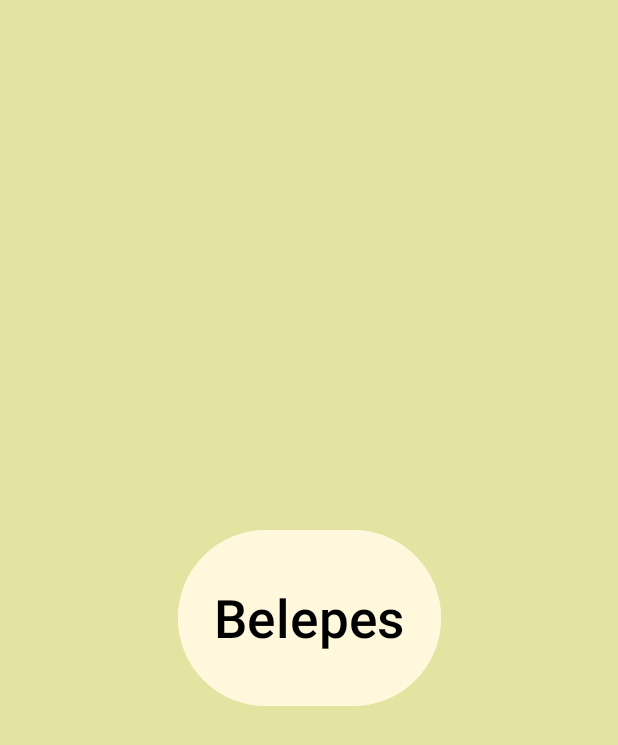
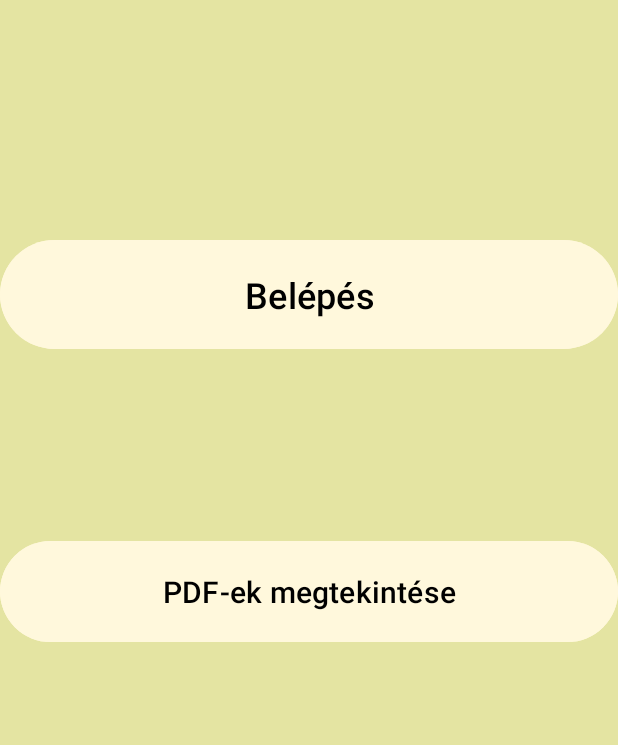
Before and after one commit to Markspooky/fontos_szakdoga, an Android app: the screen it shows after launch (MainActivity), on a phone screen of 412 x 824 dp. Shown: the top 745 px of the screen. Run offline under Robolectric (Android 15) with nearby library versions, the phone set to English and light mode, and no system bars.

Commit message:
First version of PDF Viewer

```diff
--- a/app/build.gradle.kts
+++ b/app/build.gradle.kts
@@ -29,6 +29,10 @@ android {
         sourceCompatibility = JavaVersion.VERSION_11
         targetCompatibility = JavaVersion.VERSION_11
     }
+    buildFeatures {
+        viewBinding = true
+    }
+
 }
 
 dependencies {
@@ -45,6 +49,8 @@ dependencies {
     testImplementation(libs.junit)
     androidTestImplementation(libs.ext.junit)
     androidTestImplementation(libs.espresso.core)
+    implementation("io.github.afreakyelf:Pdf-Viewer:2.3.7")
+
 
 
 }
--- a/app/src/main/java/com/example/szakdoga/MainActivity.java
+++ b/app/src/main/java/com/example/szakdoga/MainActivity.java
@@ -1,8 +1,6 @@
 package com.example.szakdoga;
 
 import android.content.Intent;
-import android.content.SharedPreferences;
-import android.net.Uri;
 import android.os.Bundle;
 import android.view.View;
 
@@ -14,7 +12,6 @@ import androidx.core.view.WindowInsetsCompat;
 
 public class MainActivity extends AppCompatActivity {
 
-    static final String ACTION_TIMETRAVEL = "com.example.action.TIMETRAVEL";
 
     @Override
     protected void onCreate(Bundle savedInstanceState) {
@@ -31,7 +28,11 @@ public class MainActivity extends AppCompatActivity {
 
     public void loggingIn(View view) {
         Intent intent = new Intent(MainActivity.this, LoggedIn.class);
-        intent.putExtra("SECRET_KEY",420);
+        startActivity(intent);
+
+    }
+    public void pdfOpen(View view) {
+        Intent intent = new Intent(MainActivity.this, PDFOpen.class);
         startActivity(intent);
 
     }
@@ -41,25 +42,30 @@ public class MainActivity extends AppCompatActivity {
     @Override
     protected void onStart() {
         super.onStart();
+        System.out.println("start");
     }
 
     @Override
     protected void onStop() {
         super.onStop();
+        System.out.println("stop");
     }
 
     @Override
     protected void onDestroy() {
         super.onDestroy();
+        System.out.println("destroy");
     }
 
     @Override
     protected void onPause() {
       super.onPause();
+        System.out.println("pause");
     }
 
     @Override
     protected void onResume() {
         super.onResume();
+        System.out.println("resume");
     }
 }
--- a/app/src/main/res/layout/activity_main.xml
+++ b/app/src/main/res/layout/activity_main.xml
@@ -1,5 +1,6 @@
 <?xml version="1.0" encoding="utf-8"?>
-<androidx.constraintlayout.widget.ConstraintLayout xmlns:android="http://schemas.android.com/apk/res/android"
+<androidx.constraintlayout.widget.ConstraintLayout
+    xmlns:android="http://schemas.android.com/apk/res/android"
     xmlns:app="http://schemas.android.com/apk/res-auto"
     xmlns:tools="http://schemas.android.com/tools"
     android:id="@+id/main"
@@ -7,21 +8,41 @@
     android:layout_height="match_parent"
     tools:context=".MainActivity"
     android:background="@color/beige"
-    style="@style/Bars">
+    android:padding="24dp">
 
     <Button
         android:id="@+id/belepes"
-        android:layout_width="175dp"
-        android:layout_height="125dp"
+        android:layout_width="0dp"
+        android:layout_height="wrap_content"
+        android:layout_marginTop="156dp"
+        android:elevation="6dp"
         android:onClick="loggingIn"
-        android:text="Belepes"
+        android:paddingVertical="20dp"
+        android:text="Belépés"
         android:textColor="@color/black"
-        android:textSize="35sp"
-        app:layout_constraintBottom_toBottomOf="parent"
+        android:textSize="24sp"
         app:layout_constraintEnd_toEndOf="parent"
-        android:backgroundTint="#FFF8DC"
+        app:layout_constraintHorizontal_bias="0.0"
         app:layout_constraintStart_toStartOf="parent"
         app:layout_constraintTop_toTopOf="parent"
+        android:backgroundTint="#FFF8DC"
         />
 
+    <Button
+        android:id="@+id/pdfek"
+        android:layout_width="0dp"
+        android:layout_height="wrap_content"
+        android:layout_marginTop="120dp"
+        android:backgroundTint="#FFF8DC"
+        android:elevation="6dp"
+        android:onClick="pdfOpen"
+        android:paddingVertical="20dp"
+        android:text="PDF-ek megtekintése"
+        android:textColor="@color/black"
+        android:textSize="20sp"
+        app:layout_constraintEnd_toEndOf="parent"
+        app:layout_constraintHorizontal_bias="0.0"
+        app:layout_constraintStart_toStartOf="parent"
+        app:layout_constraintTop_toBottomOf="@+id/belepes" />
+
 </androidx.constraintlayout.widget.ConstraintLayout>
```
Also changed, not shown: app/src/main/AndroidManifest.xml (+6 -1 lines), app/src/main/java/com/example/szakdoga/LoggedIn.java (+12 -0 lines), app/src/main/java/com/example/szakdoga/PDFOpen.java (added, +167 -0 lines), app/src/main/res/drawable/rounded_button.xml (added, +9 -0 lines), app/src/main/res/layout/pdfopen_page.xml (added, +56 -0 lines).
